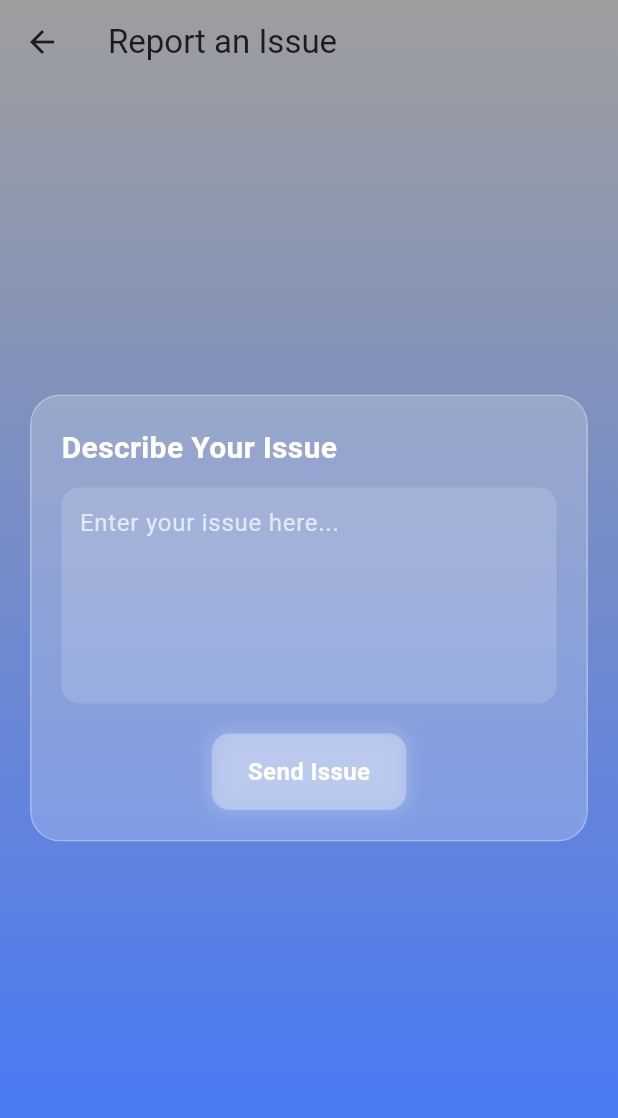
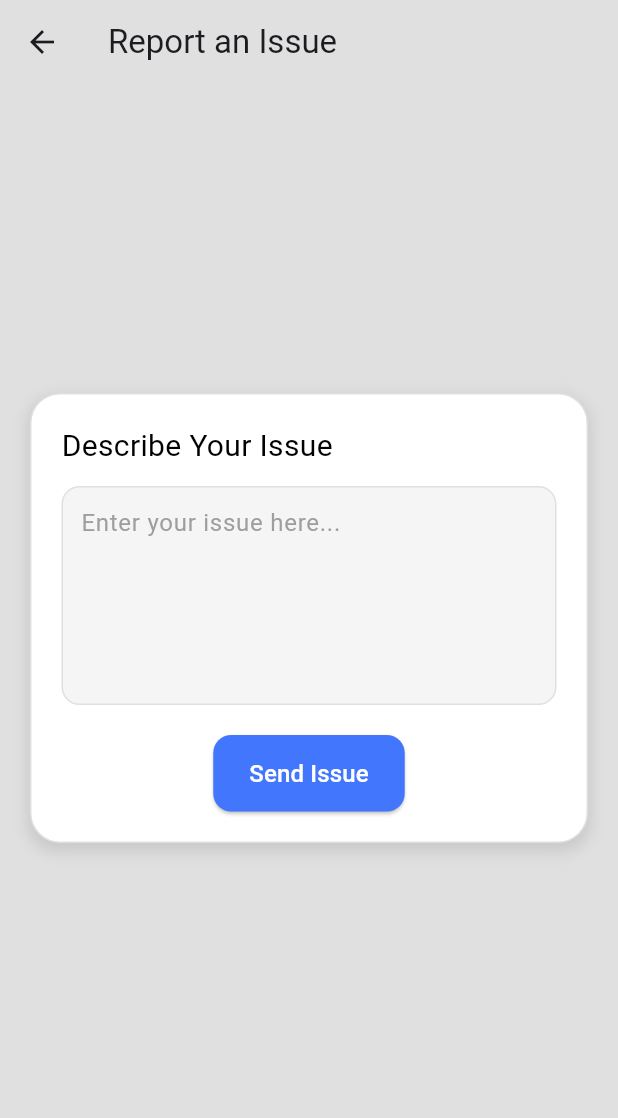
Before and after one commit to samyakchheda/smart_pillbox, a Flutter app: the SendIssueScreen screen opened directly, on a phone screen of 412 x 824 dp. Shown: the top 1118 px of the screen. Run offline on Flutter 3.47's test engine with Material 3 defaults, Android fonts, the phone set to English and light mode, and no system bars; our stand-ins replace animated_text_kit, cloud_firestore, firebase_auth, firebase_core, firebase_messaging, flutter_dotenv and 16 more; missing offline and left inert: another_telephony, app_settings, cron, cunning_document_scanner, esp_smartconfig, feedback and 13 more; accounts and stored records are empty; project files that could hold a hidden picture were left out.

Commit message:
70% complete

```diff
--- a/lib/pharmacy/pharmacy_screen.dart
+++ b/lib/pharmacy/pharmacy_screen.dart
@@ -1,5 +1,4 @@
 import 'package:flutter/material.dart';
-import 'package:geolocator/geolocator.dart';
 import 'screens/home_screen.dart';
 import 'package:home/main.dart'; // Import to access userLocation and pharmacyData
 
--- a/lib/pharmacy/screens/home_screen.dart
+++ b/lib/pharmacy/screens/home_screen.dart
@@ -1,6 +1,5 @@
 import 'package:flutter/material.dart';
 import 'package:flutter_osm_plugin/flutter_osm_plugin.dart';
-import 'package:flutter_slidable/flutter_slidable.dart';
 import 'package:font_awesome_flutter/font_awesome_flutter.dart';
 import 'package:google_fonts/google_fonts.dart';
 import '../../theme/app_colors.dart';
--- a/lib/presentation/caretaker/home/home_screen.dart
+++ b/lib/presentation/caretaker/home/home_screen.dart
@@ -1,6 +1,5 @@
 import 'package:flutter/material.dart';
 import 'package:font_awesome_flutter/font_awesome_flutter.dart';
-import 'package:home/theme/app_colors.dart';
 import 'package:responsive_navigation_bar/responsive_navigation_bar.dart';
 import 'package:home/pharmacy/pharmacy_screen.dart';
 import 'package:home/presentation/home/rotation.dart';
--- a/lib/presentation/home/home_screen.dart
+++ b/lib/presentation/home/home_screen.dart
@@ -1,6 +1,5 @@
 import 'package:flutter/material.dart';
 import 'package:font_awesome_flutter/font_awesome_flutter.dart';
-import 'package:home/theme/app_colors.dart';
 import 'package:responsive_navigation_bar/responsive_navigation_bar.dart';
 import 'package:home/pharmacy/pharmacy_screen.dart';
 import 'package:home/presentation/home/rotation.dart';
--- a/lib/presentation/home/issue.dart
+++ b/lib/presentation/home/issue.dart
@@ -43,32 +43,28 @@ class _SendIssueScreenState extends State<SendIssueScreen> {
         children: [
           // Gradient Background
           Container(
-            decoration: const BoxDecoration(
-              gradient: LinearGradient(
-                colors: [
-                  Colors.grey,
-                  AppColors.buttonColor,
-                ], // Deep Blue Gradient
-                begin: Alignment.topCenter,
-                end: Alignment.bottomCenter,
-              ),
-            ),
+            decoration: const BoxDecoration(color: const Color(0xFFE0E0E0)),
           ),
 
           // Glassmorphism Card
           Center(
             child: Padding(
               padding: const EdgeInsets.symmetric(horizontal: 20),
-              child: ClipRRect(
-                borderRadius: BorderRadius.circular(20),
-                child: BackdropFilter(
-                  filter: ImageFilter.blur(sigmaX: 10, sigmaY: 10),
               child: Container(
                 padding: const EdgeInsets.all(20),
                 decoration: BoxDecoration(
-                      color: Colors.white.withOpacity(0.2), // Transparent White
+                  color: Colors.white, // Changed to solid white
                   borderRadius: BorderRadius.circular(20),
-                      border: Border.all(color: Colors.white.withOpacity(0.3)),
+                  border:
+                      Border.all(color: Colors.grey.shade300), // Subtle border
+                  boxShadow: [
+                    BoxShadow(
+                      color: Colors.black.withOpacity(0.1), // Light shadow
+                      blurRadius: 8,
+                      spreadRadius: 2,
+                      offset: const Offset(0, 4),
+                    ),
+                  ],
                 ),
                 child: Column(
                   mainAxisSize: MainAxisSize.min,
@@ -78,60 +74,52 @@ class _SendIssueScreenState extends State<SendIssueScreen> {
                       "Describe Your Issue",
                       style: TextStyle(
                         fontSize: 20,
-                            fontWeight: FontWeight.bold,
-                            color: Colors.white,
+                        color: Colors.black, // Changed to black
                       ),
                     ),
                     const SizedBox(height: 12),
 
-                        // Input Field (Transparent with Shadow)
+                    // Input Field
                     Container(
                       decoration: BoxDecoration(
-                            color: Colors.white.withOpacity(0.15),
+                        color: Colors.grey.shade100, // Light grey background
                         borderRadius: BorderRadius.circular(12),
+                        border: Border.all(color: Colors.grey.shade300),
                       ),
                       child: TextField(
                         controller: _issueController,
                         maxLines: 5,
-                            style: const TextStyle(color: Colors.white),
+                        style: const TextStyle(
+                            color: Colors.black), // Changed to black
                         decoration: const InputDecoration(
                           contentPadding: EdgeInsets.all(12),
                           border: InputBorder.none,
                           hintText: "Enter your issue here...",
-                              hintStyle: TextStyle(color: Colors.white70),
+                          hintStyle: TextStyle(color: Colors.grey),
                         ),
                       ),
                     ),
 
                     const SizedBox(height: 20),
 
-                        // Animated Send Button
+                    // Send Button
                     Center(
-                          child: GestureDetector(
-                            onTap: _sendEmail,
-                            child: AnimatedContainer(
-                              duration: const Duration(milliseconds: 300),
-                              curve: Curves.easeInOut,
+                      child: ElevatedButton(
+                        onPressed: _sendEmail,
+                        style: ElevatedButton.styleFrom(
+                          backgroundColor:
+                              AppColors.buttonColor, // Primary color
+                          foregroundColor: Colors.white, // Text color
+                          shape: RoundedRectangleBorder(
+                            borderRadius: BorderRadius.circular(12),
+                          ),
                           padding: const EdgeInsets.symmetric(
                               horizontal: 24, vertical: 14),
-                              decoration: BoxDecoration(
-                                borderRadius: BorderRadius.circular(12),
-                                color: Colors.white.withOpacity(0.3),
-                                boxShadow: [
-                                  BoxShadow(
-                                    color: Colors.white.withOpacity(0.2),
-                                    blurRadius: 10,
-                                    spreadRadius: 2,
-                                  ),
-                                ],
                         ),
                         child: const Text(
                           "Send Issue",
                           style: TextStyle(
                             fontSize: 16,
-                                  fontWeight: FontWeight.bold,
-                                  color: Colors.white,
-                                ),
                           ),
                         ),
                       ),
@@ -141,8 +129,6 @@ class _SendIssueScreenState extends State<SendIssueScreen> {
               ),
             ),
           ),
-            ),
-          ),
         ],
       ),
     );
--- a/lib/presentation/reminders/medicine_list_screen.dart
+++ b/lib/presentation/reminders/medicine_list_screen.dart
@@ -107,7 +107,7 @@ class _MedicineListScreenState extends State<MedicineListScreen> {
               // Expanded Content Section (Ensures Proper Layout)
               Expanded(
                 child: Container(
-                  decoration: BoxDecoration(
+                  decoration: const BoxDecoration(
                     color: const Color(0xFFE0E0E0), // Soft blending effect
                     borderRadius: const BorderRadius.only(
                       topLeft: Radius.circular(40),
--- a/lib/services/medicine_service/medicine_service.dart
+++ b/lib/services/medicine_service/medicine_service.dart
@@ -1,5 +1,4 @@
 import 'package:cloud_firestore/cloud_firestore.dart';
-import 'package:firebase_messaging/firebase_messaging.dart';
 import 'package:home/services/notifications_service/alarm_scheduler.dart';
 import 'package:home/services/notifications_service/notifications_service.dart';
 import 'package:timezone/data/latest.dart' as tz;
```
Also changed, not shown: lib/presentation/home/find_device.dart (+8 -8 lines), lib/presentation/home/rotation.dart (+3 -15 lines). Lines whose indentation alone changed are shown as unchanged.
